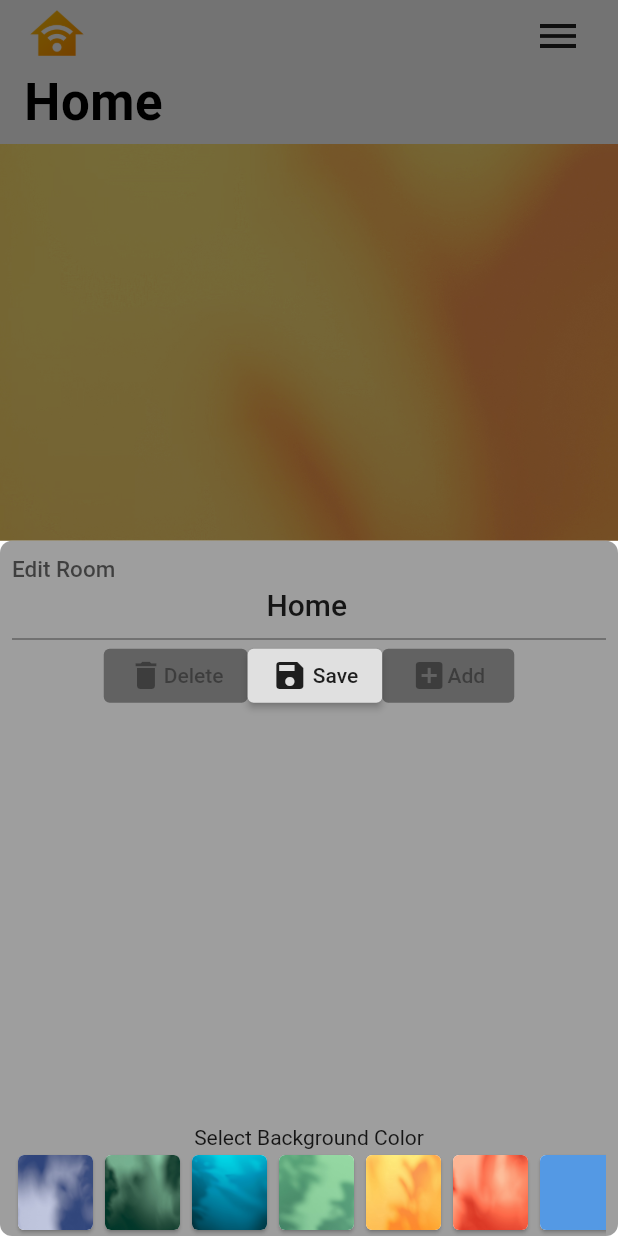
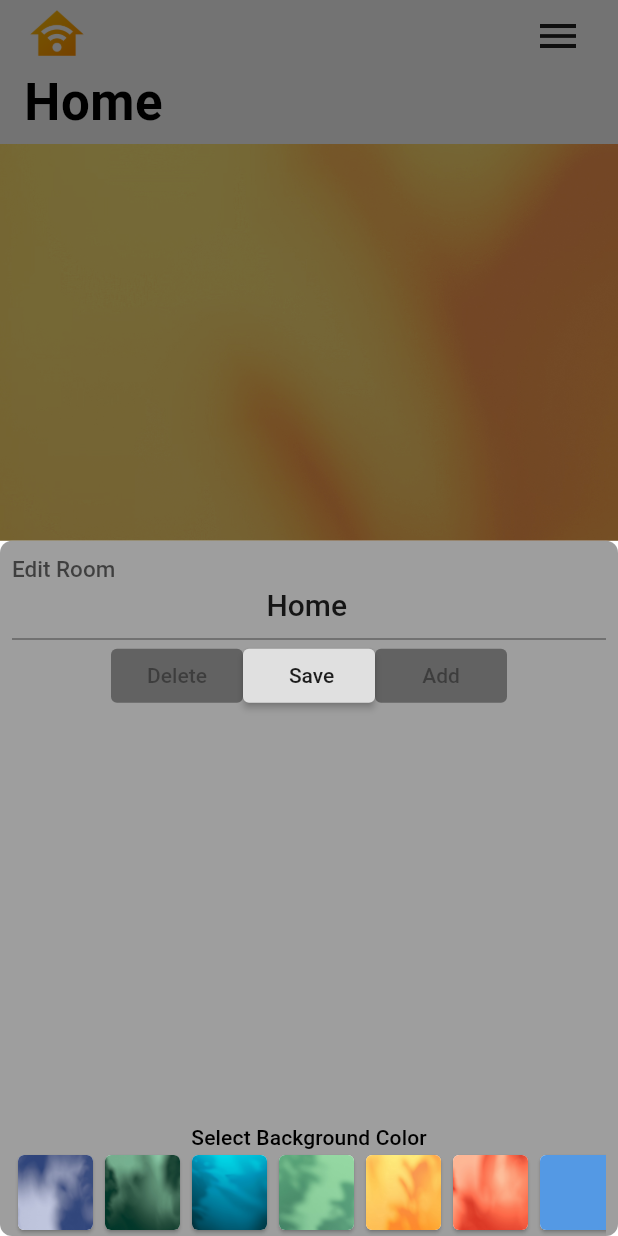
Before and after one commit to hg9x/hasskit_2, a Flutter app: the screen it shows after launch, after a tap on the "menu" icon, on a phone screen of 412 x 824 dp. Run offline on Flutter 3.47's test engine with Material 2 defaults, Android fonts, the phone set to English and light mode, and no system bars; our stand-ins replace date_format, flutter_slidable, flutter_spinkit, shared_preferences, simple_animations, sleek_circular_slider and 2 more; statements that could not run were skipped.

```diff
--- a/lib/view/EntityEditPage.dart
+++ b/lib/view/EntityEditPage.dart
@@ -46,7 +46,7 @@ class EntityEditPage extends StatelessWidget {
             children: <Widget>[
               Container(
                 height: 25,
-                color: Colors.black,
+                color: Colors.transparent,
               ),
               Container(
                 height: 8,
--- a/lib/view/EntitySquare.dart
+++ b/lib/view/EntitySquare.dart
@@ -93,7 +93,7 @@ class EntitySquare extends StatelessWidget {
                                     entity.state.contains("..."))
                                 ? SpinKitThreeBounce(
                                     size: 100,
-                                    color: Theme.of(context).cardColor,
+                                    color: ThemeInfo.colorIconActive,
                                   )
                                 : null,
                           ),
--- a/lib/view/RoomEditPage.dart
+++ b/lib/view/RoomEditPage.dart
@@ -31,7 +31,7 @@ class _RoomEditPageState extends State<RoomEditPage> {
           : null,
       child: Row(
         children: <Widget>[
-          Icon(MaterialDesignIcons.getIconDataFromIconName("mdi:plus-box")),
+//          Icon(MaterialDesignIcons.getIconDataFromIconName("mdi:plus-box")),
           Text("Add"),
         ],
       ),
@@ -46,7 +46,7 @@ class _RoomEditPageState extends State<RoomEditPage> {
       },
       child: Row(
         children: <Widget>[
-          Icon(MaterialDesignIcons.getIconDataFromIconName("mdi:content-save")),
+//          Icon(MaterialDesignIcons.getIconDataFromIconName("mdi:content-save")),
           Text(" Save"),
         ],
       ),
@@ -64,7 +64,7 @@ class _RoomEditPageState extends State<RoomEditPage> {
               : null,
       child: Row(
         children: <Widget>[
-          Icon(MaterialDesignIcons.getIconDataFromIconName("mdi:delete")),
+//          Icon(MaterialDesignIcons.getIconDataFromIconName("mdi:delete")),
           Text("Delete"),
         ],
       ),
@@ -154,6 +154,7 @@ class _RoomEditPageState extends State<RoomEditPage> {
             Expanded(child: Container()),
             Text(
               "Select Background Color",
+              style: Theme.of(context).textTheme.subtitle,
               textScaleFactor: gd.textScaleFactor(context),
             ),
             Container(
```
